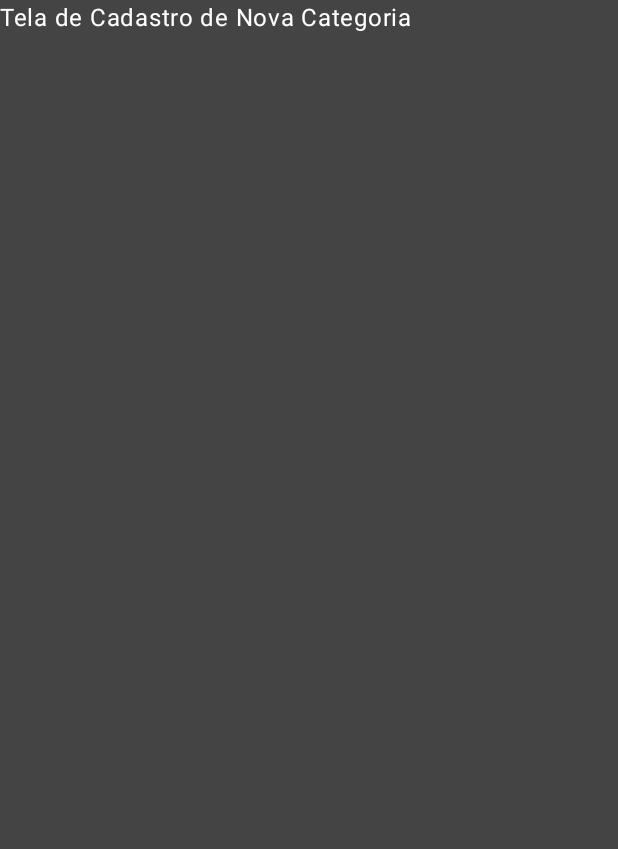
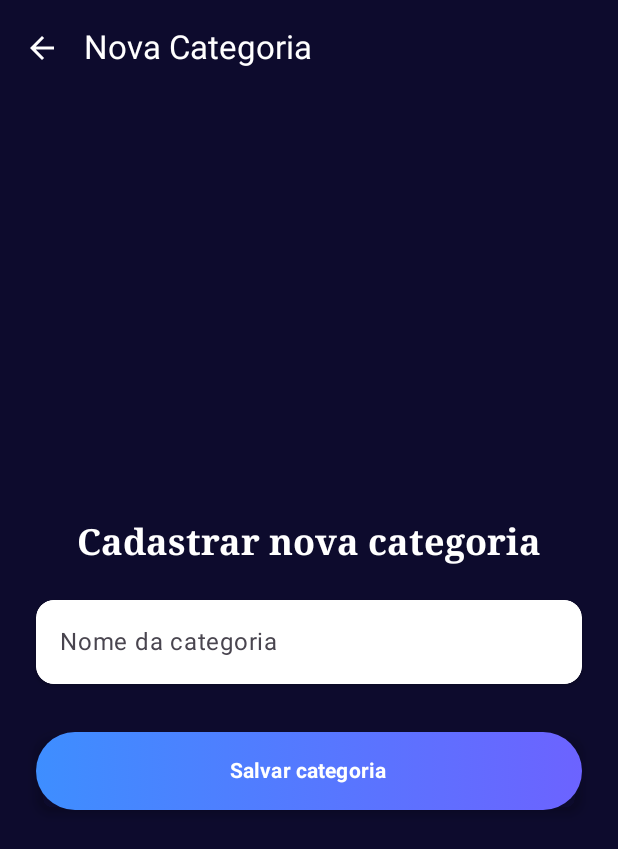
Before and after one commit to HenriqueMartelini/PI3-Turma5-5, an Android app built with Jetpack Compose: the RegisterLoginActivity screen opened directly, with no data from a screen before it, after a tap on "Adicionar nova categoria", on a phone screen of 412 x 824 dp. Shown: the top 849 px of the screen. Run offline under Robolectric (Android 15) with nearby library versions, the phone set to English and light mode, and no system bars; our stand-ins replace Firebase (no records; nobody signed in at launch, a user with empty details on screens opened directly).

Commit message:
New login and category activity

```diff
--- a/app/build.gradle.kts
+++ b/app/build.gradle.kts
@@ -92,4 +92,9 @@ dependencies {
     implementation (libs.barcode.scanning)
     implementation (libs.firebase.firestore.ktx.v2400)
     implementation (libs.material3)
+    implementation (libs.androidx.camera.camera2.v130)
+    implementation (libs.androidx.camera.lifecycle.v130)
+    implementation (libs.androidx.camera.view.v130)
+    implementation (libs.barcode.scanning.v1720)
+
 }
--- a/app/src/main/AndroidManifest.xml
+++ b/app/src/main/AndroidManifest.xml
@@ -43,6 +43,9 @@
             android:theme="@style/Theme.Superid" />
 
         <activity android:name=".ui.RegisterLoginActivity" />
+        <activity android:name=".ui.registration.NewCategoryActivity" />
+        <activity android:name=".ui.login.QRCodeScannerActivity" />
+
 
     </application>
 
--- a/app/src/main/java/com/puc/superid/ui/RegisterLoginActivity.kt
+++ b/app/src/main/java/com/puc/superid/ui/RegisterLoginActivity.kt
@@ -1,10 +1,12 @@
 package com.puc.superid.ui
 
+import android.content.Intent
 import android.os.Bundle
 import android.util.Log
 import android.widget.Toast
 import androidx.activity.ComponentActivity
 import androidx.activity.compose.setContent
+import androidx.compose.foundation.Image
 import androidx.compose.foundation.background
 import androidx.compose.foundation.clickable
 import androidx.compose.foundation.layout.*
@@ -18,9 +20,12 @@ import androidx.compose.runtime.*
 import androidx.compose.ui.Alignment
 import androidx.compose.ui.Modifier
 import androidx.compose.ui.draw.shadow
+import androidx.compose.ui.geometry.Size
 import androidx.compose.ui.graphics.Brush
 import androidx.compose.ui.graphics.Color
 import androidx.compose.ui.platform.LocalContext
+import androidx.compose.ui.platform.LocalDensity
+import androidx.compose.ui.res.painterResource
 import androidx.compose.ui.text.font.FontFamily
 import androidx.compose.ui.text.font.FontWeight
 import androidx.compose.ui.text.input.PasswordVisualTransformation
@@ -32,7 +37,8 @@ import androidx.navigation.NavHostController
 import androidx.navigation.compose.NavHost
 import androidx.navigation.compose.composable
 import androidx.navigation.compose.rememberNavController
-import com.google.firebase.firestore.FirebaseFirestore
+import com.puc.superid.R
+import com.puc.superid.ui.registration.NewCategoryActivity
 import com.puc.superid.ui.theme.SuperidTheme
 import com.puc.superid.utils.FirebaseUtils
 
@@ -55,14 +61,22 @@ fun AppNavHost(navController: NavHostController) {
             RegisterLoginScreen(navController)
         }
         composable("home") {
-            Text("Home Screen", color = Color.White, modifier = Modifier
-                .fillMaxSize()
-                .background(Color.DarkGray))
+            Text(
+                "Home Screen",
+                color = Color.White,
+                modifier = Modifier
+                    .fillMaxSize()
+                    .background(Color.DarkGray)
+            )
         }
         composable("nova_categoria") {
-            Text("Tela de Cadastro de Nova Categoria", color = Color.White, modifier = Modifier
-                .fillMaxSize()
-                .background(Color.DarkGray))
+            Text(
+                "Tela de Cadastro de Nova Categoria",
+                color = Color.White,
+                modifier = Modifier
+                    .fillMaxSize()
+                    .background(Color.DarkGray)
+            )
         }
     }
 }
@@ -72,8 +86,9 @@ fun AppNavHost(navController: NavHostController) {
 fun RegisterLoginScreen(navController: NavController) {
     val context = LocalContext.current
     val categories = remember { mutableStateListOf<String>() }
-    var selectedCategory by remember { mutableStateOf("") }
-    var expanded by remember { mutableStateOf(false) }
+    val selectedCategory = remember { mutableStateOf("") }
+    val isDropDownExpanded = remember { mutableStateOf(false) }
+    val itemPosition = remember { mutableStateOf(0) }
 
     var username by remember { mutableStateOf("") }
     var password by remember { mutableStateOf("") }
@@ -83,12 +98,14 @@ fun RegisterLoginScreen(navController: NavController) {
         listOf(Color(0xFF3E8EFF), Color(0xFF6C63FF))
     )
 
+    // LaunchedEffect para carregar as categorias do Firebase
     LaunchedEffect(Unit) {
         FirebaseUtils.fetchCategorias { categorias ->
             Log.d("FirebaseDebug", "Categorias recebidas: $categorias")
+            categories.clear()
             categories.addAll(categorias)
             if (categories.isNotEmpty()) {
-                selectedCategory = categories.first()
+                selectedCategory.value = categories.first() // Define a categoria inicial
             }
         }
     }
@@ -183,44 +200,45 @@ fun RegisterLoginScreen(navController: NavController) {
 
                         Spacer(modifier = Modifier.height(16.dp))
 
-                        Column(modifier = Modifier.fillMaxWidth()) {
-                            ExposedDropdownMenuBox(
-                                expanded = expanded,
-                                onExpandedChange = { expanded = !expanded }
-                            ) {
-                                TextField(
-                                    value = selectedCategory,
-                                    onValueChange = {},
-                                    readOnly = true,
-                                    label = { Text("Categoria") },
-                                    trailingIcon = {
-                                        ExposedDropdownMenuDefaults.TrailingIcon(expanded)
-                                    },
-                                    modifier = Modifier
-                                        .fillMaxWidth()
-                                        .background(Color.White, RoundedCornerShape(12.dp))
-                                        .shadow(2.dp, RoundedCornerShape(12.dp)),
-                                    shape = RoundedCornerShape(12.dp),
-                                    colors = TextFieldDefaults.colors(
-                                        focusedContainerColor = Color.White,
-                                        unfocusedContainerColor = Color.White,
-                                        focusedIndicatorColor = Color.Transparent,
-                                        unfocusedIndicatorColor = Color.Transparent,
-                                        focusedTextColor = Color.Black,
-                                        unfocusedTextColor = Color.Black
+                        Column(
+                            modifier = Modifier.fillMaxWidth(),
+                            horizontalAlignment = Alignment.CenterHorizontally
+                        ) {
+                            Box {
+                                Row(
+                                    horizontalArrangement = Arrangement.Center,
+                                    verticalAlignment = Alignment.CenterVertically,
+                                    modifier = Modifier.clickable {
+                                        isDropDownExpanded.value = true
+                                    }
+                                ) {
+                                    Text(
+                                        text = if (selectedCategory.value.isNotEmpty()) selectedCategory.value else "Escolha uma categoria",
+                                        color = Color.Black,
+                                        fontSize = 16.sp,
                                     )
-                                )
-
-                                ExposedDropdownMenu(
-                                    expanded = expanded,
-                                    onDismissRequest = { expanded = false }
-                                ) {
-                                    categories.forEach { selectionOption ->
+                                    // Ajuste do ícone
+                                    Icon(
+                                        painter = painterResource(id = R.drawable.images),
+                                        contentDescription = "DropDown Icon",
+                                        modifier = Modifier
+                                            .size(24.dp)
+                                            .padding(start = 8.dp)
+                                    )
+                                }
+                                DropdownMenu(
+                                    expanded = isDropDownExpanded.value,
+                                    onDismissRequest = {
+                                        isDropDownExpanded.value = false
+                                    }) {
+                                    categories.forEachIndexed { index, category ->
                                         DropdownMenuItem(
-                                            text = { Text(selectionOption) },
+                                            text = {
+                                                Text(text = category)
+                                            },
                                             onClick = {
-                                                selectedCategory = selectionOption
-                                                expanded = false
+                                                selectedCategory.value = category
+                                                isDropDownExpanded.value = false
                                             }
                                         )
                                     }
@@ -228,12 +246,13 @@ fun RegisterLoginScreen(navController: NavController) {
                             }
 
                             Spacer(modifier = Modifier.height(8.dp))
-
                             Text(
                                 text = "Adicionar nova categoria",
                                 color = Color(0xFF3E8EFF),
                                 modifier = Modifier
-                                    .clickable { navController.navigate("nova_categoria") }
+                                    .clickable {
+                                        context.startActivity(Intent(context, NewCategoryActivity::class.java))
+                                    }
                                     .padding(start = 4.dp)
                             )
                         }
--- /dev/null
+++ b/app/src/main/java/com/puc/superid/ui/registration/NewCategoryActivity.kt
@@ -0,0 +1,155 @@
+package com.puc.superid.ui.registration
+
+import android.os.Bundle
+import android.widget.Toast
+import androidx.activity.ComponentActivity
+import androidx.activity.compose.setContent
+import androidx.compose.foundation.background
+import androidx.compose.foundation.layout.*
+import androidx.compose.foundation.shape.RoundedCornerShape
+import androidx.compose.material.icons.Icons
+import androidx.compose.material.icons.automirrored.filled.ArrowBack
+import androidx.compose.material3.*
+import androidx.compose.runtime.*
+import androidx.compose.ui.Alignment
+import androidx.compose.ui.Modifier
+import androidx.compose.ui.draw.shadow
+import androidx.compose.ui.graphics.Brush
+import androidx.compose.ui.graphics.Color
+import androidx.compose.ui.platform.LocalContext
+import androidx.compose.ui.text.font.FontFamily
+import androidx.compose.ui.text.font.FontWeight
+import androidx.compose.ui.text.input.PasswordVisualTransformation
+import androidx.compose.ui.text.input.VisualTransformation
+import androidx.compose.ui.unit.dp
+import androidx.compose.ui.unit.sp
+import androidx.navigation.NavHostController
+import com.puc.superid.utils.FirebaseUtils
+
+class NewCategoryActivity : ComponentActivity() {
+
+    override fun onCreate(savedInstanceState: Bundle?) {
+        super.onCreate(savedInstanceState)
+
+        setContent {
+            NewCategoryScreen()
+        }
+    }
+
+    @OptIn(ExperimentalMaterial3Api::class)
+    @Composable
+    fun NewCategoryScreen() {
+        val context = LocalContext.current
+        var categoria by remember { mutableStateOf("") }
+
+        val gradient = Brush.horizontalGradient(listOf(Color(0xFF3E8EFF), Color(0xFF6C63FF)))
+
+        Scaffold(
+            topBar = {
+                TopAppBar(
+                    title = { Text("Nova Categoria", color = Color.White) },
+                    navigationIcon = {
+                        IconButton(onClick = { finish() }) {
+                            Icon(Icons.AutoMirrored.Filled.ArrowBack, contentDescription = "Voltar", tint = Color.White)
+                        }
+                    },
+                    colors = TopAppBarDefaults.mediumTopAppBarColors(containerColor = Color(0xFF0D0B2D))
+                )
+            },
+            containerColor = Color(0xFF0D0B2D)
+        ) { padding ->
+            Box(
+                modifier = Modifier
+                    .fillMaxSize()
+                    .padding(padding)
+                    .padding(horizontal = 24.dp)
+                    .background(Color(0xFF0D0B2D)),
+                contentAlignment = Alignment.Center
+            ) {
+                Column(horizontalAlignment = Alignment.CenterHorizontally) {
+                    Text(
+                        text = "Cadastrar nova categoria",
+                        color = Color.White,
+                        fontSize = 24.sp,
+                        fontWeight = FontWeight.Bold,
+                        fontFamily = FontFamily.Serif,
+                        modifier = Modifier.padding(bottom = 24.dp)
+                    )
+
+                    CustomInputField(
+                        label = "Nome da categoria",
+                        value = categoria,
+                        onValueChange = { categoria = it }
+                    )
+
+                    Spacer(modifier = Modifier.height(32.dp))
+
+                    Button(
+                        onClick = {
+                            if (categoria.isNotBlank()) {
+                                FirebaseUtils.createCategoria(
+                                    categoria = categoria,
+                                    onSuccess = {
+                                        Toast.makeText(context, "Categoria adicionada com sucesso!", Toast.LENGTH_SHORT).show()
+                                        finish()
+                                    },
+                                    onError = {
+                                        Toast.makeText(context, "Erro ao adicionar categoria", Toast.LENGTH_SHORT).show()
+                                    }
+                                )
+                            } else {
+                                Toast.makeText(context, "Digite o nome da categoria", Toast.LENGTH_SHORT).show()
+                            }
+                        },
+                        modifier = Modifier
+                            .fillMaxWidth()
+                            .height(52.dp)
+                            .shadow(4.dp, RoundedCornerShape(12.dp)),
+                        colors = ButtonDefaults.buttonColors(containerColor = Color.Transparent),
+                        contentPadding = PaddingValues()
+                    ) {
+                        Box(
+                            modifier = Modifier
+                                .fillMaxSize()
+                                .background(gradient, RoundedCornerShape(12.dp)),
+                            contentAlignment = Alignment.Center
+                        ) {
+                            Text(
+                                text = "Salvar categoria",
+                                color = Color.White,
+                                fontWeight = FontWeight.Bold
+                            )
+                        }
+                    }
+                }
+            }
+        }
+    }
+
+    @Composable
+    fun CustomInputField(
+        label: String,
+        value: String,
+        onValueChange: (String) -> Unit,
+        isPassword: Boolean = false
+    ) {
+        TextField(
+            value = value,
+            onValueChange = onValueChange,
+            label = { Text(label) },
+            singleLine = true,
+            visualTransformation = if (isPassword) PasswordVisualTransformation() else VisualTransformation.None,
+            modifier = Modifier
+                .fillMaxWidth()
+                .shadow(2.dp, RoundedCornerShape(12.dp))
+                .background(Color.White, RoundedCornerShape(12.dp)),
+            shape = RoundedCornerShape(12.dp),
+            colors = TextFieldDefaults.colors(
+                focusedContainerColor = Color.White,
+                unfocusedContainerColor = Color.White,
+                focusedIndicatorColor = Color.Transparent,
+                unfocusedIndicatorColor = Color.Transparent
+            )
+        )
+    }
+}
--- /dev/null
+++ b/app/src/main/res/drawable-24x24/drop_down_ic.xml
@@ -0,0 +1,4 @@
+<?xml version="1.0" encoding="utf-8"?>
+<selector xmlns:android="http://schemas.android.com/apk/res/android">
+
+</selector>
```
Also changed, not shown: app/src/main/java/com/puc/superid/MainActivity.kt (+13 -1 lines), app/src/main/java/com/puc/superid/ui/login/QRCodeScannerActivity.kt (+28 -1 lines), app/src/main/java/com/puc/superid/utils/FirebaseUtils.kt (+16 -0 lines), gradle/libs.versions.toml (+8 -0 lines), app/src/main/res/drawable/images.png (added), app/src/main/res/drawable/qrcode_icon.png (added).
